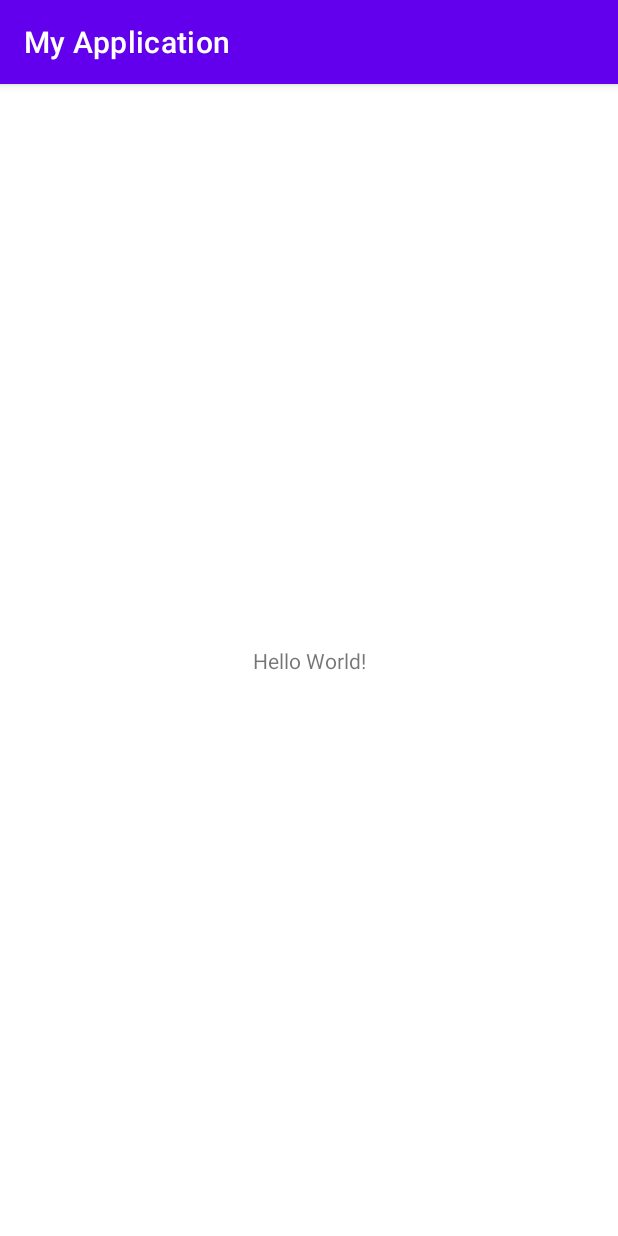
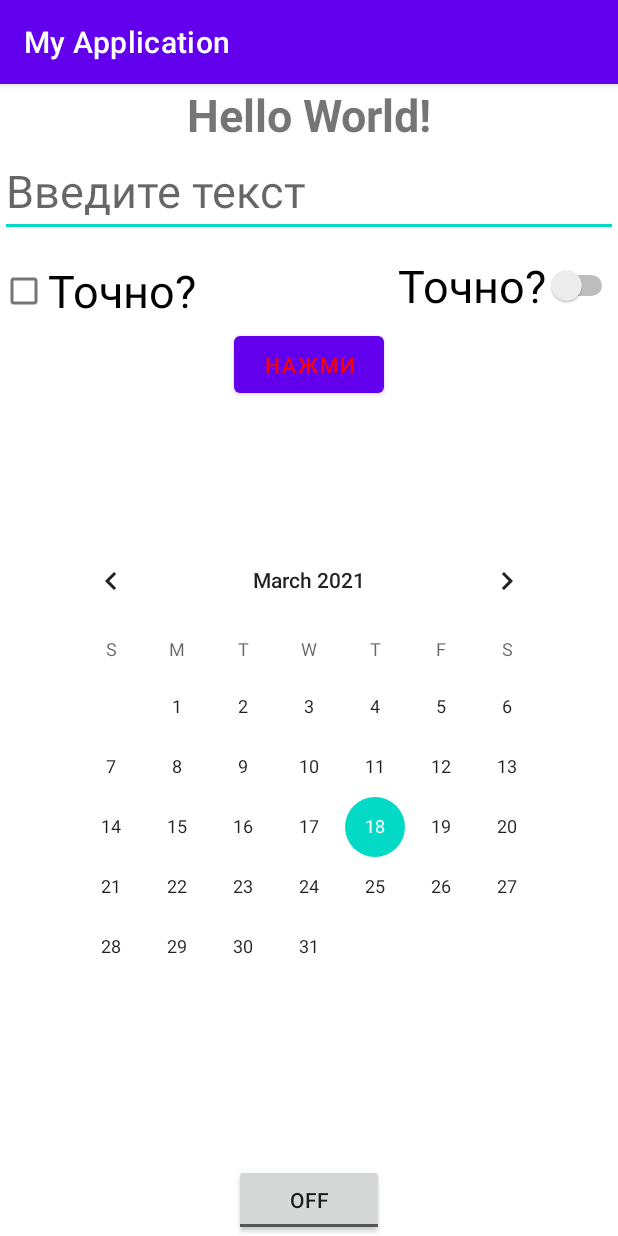
Before and after one commit to Hroar6/Android_hw, an Android app: the screen it shows after launch (MainActivity), on a phone screen of 412 x 824 dp. Run offline under Robolectric (Android 15) with nearby library versions, the phone set to English and light mode, and no system bars.

Commit message:
add activity2.xml, improved UI

```diff
--- a/app/src/main/res/layout/activity_main.xml
+++ b/app/src/main/res/layout/activity_main.xml
@@ -7,12 +7,74 @@
     tools:context=".MainActivity">
 
     <TextView
+        android:id="@+id/textView2"
         android:layout_width="wrap_content"
         android:layout_height="wrap_content"
-        android:text="Hello World!"
-        app:layout_constraintBottom_toBottomOf="parent"
+        android:textStyle="bold"
+        android:text="@string/textView"
+        android:textSize="30sp"
+        android:fontFamily="sans-serif"
         app:layout_constraintLeft_toLeftOf="parent"
         app:layout_constraintRight_toRightOf="parent"
         app:layout_constraintTop_toTopOf="parent" />
 
+    <EditText
+        android:id="@+id/editText"
+        android:layout_width="0dp"
+        android:layout_height="wrap_content"
+        android:hint="@string/editTextHint"
+        android:inputType="text"
+        android:textSize="30sp"
+        app:layout_constraintLeft_toLeftOf="parent"
+        app:layout_constraintRight_toRightOf="parent"
+        app:layout_constraintTop_toBottomOf="@+id/textView2"
+        android:autofillHints="no" />
+
+
+    <Button
+        android:id="@+id/button"
+        android:layout_width="100dp"
+        android:layout_height="50dp"
+        android:textColor="@color/buttonBackgroundColor"
+        android:text="@string/buttonText"
+        app:layout_constraintEnd_toEndOf="parent"
+        app:layout_constraintStart_toStartOf="parent"
+        app:layout_constraintTop_toBottomOf="@+id/checkBox" />
+
+    <Switch
+        android:id="@+id/switch1"
+        android:layout_width="wrap_content"
+        android:layout_height="wrap_content"
+        android:layout_marginTop="12dp"
+        android:text="@string/switchText"
+        android:textSize="30sp"
+        app:layout_constraintEnd_toEndOf="parent"
+        app:layout_constraintHorizontal_bias="0.571"
+        app:layout_constraintTop_toBottomOf="@+id/editText" />
+
+    <CheckBox
+        android:id="@+id/checkBox"
+        android:layout_width="wrap_content"
+        android:layout_height="wrap_content"
+        android:text="@string/checkBoxText"
+        android:textSize="30sp"
+        app:layout_constraintStart_toStartOf="parent"
+        app:layout_constraintTop_toTopOf="@+id/switch1" />
+
+    <ToggleButton
+        android:id="@+id/toggleButton2"
+        android:layout_height="wrap_content"
+        android:layout_width="100dp"
+        app:layout_constraintBottom_toBottomOf="parent"
+        app:layout_constraintEnd_toEndOf="parent"
+        app:layout_constraintStart_toStartOf="parent" />
+
+    <CalendarView
+        android:layout_width="wrap_content"
+        android:layout_height="wrap_content"
+        app:layout_constraintBottom_toTopOf="@+id/toggleButton2"
+        app:layout_constraintEnd_toEndOf="parent"
+        app:layout_constraintStart_toStartOf="parent"
+        app:layout_constraintTop_toBottomOf="@+id/button" />
+
 </androidx.constraintlayout.widget.ConstraintLayout>
--- a/app/src/main/res/values/colors.xml
+++ b/app/src/main/res/values/colors.xml
@@ -7,4 +7,5 @@
     <color name="teal_700">#FF018786</color>
     <color name="black">#FF000000</color>
     <color name="white">#FFFFFFFF</color>
+    <color name="buttonBackgroundColor">#FF0000</color>
 </resources>
--- a/app/src/main/res/values/strings.xml
+++ b/app/src/main/res/values/strings.xml
@@ -1,3 +1,14 @@
 <resources>
     <string name="app_name">My Application</string>
+    <string name="textView">Hello World!</string>
+    <string name="editTextHint">Введите текст</string>
+    <string name="checkBoxText">Точно?</string>
+    <string name="buttonText">Нажми</string>
+    <string name="switchText">Точно?</string>
+    <string name="editTextTextPasswordHint">TextPassword</string>
+    <string name="editTextNumberHint">TextNumber</string>
+    <string name="editTextPhoneHint">Phone</string>
+    <string name="editTextTextEmailAddressHint">Email</string>
+    <string name="editTextTextPersonNameHint">Name</string>
+    <string name="editTextTextHint">Text</string>
 </resources>
```
Also changed, not shown: app/src/main/res/layout/activity2.xml (added, +81 -0 lines).
